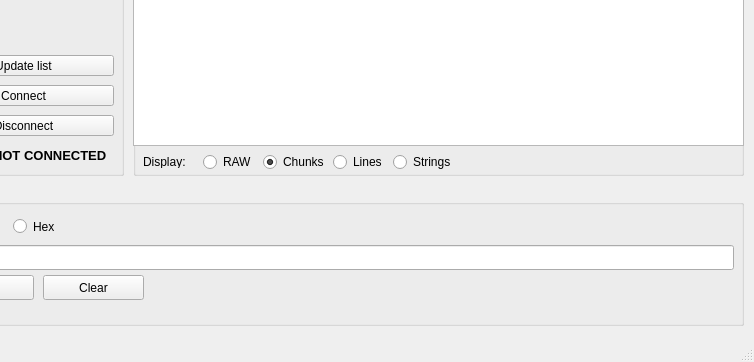
Before: the Qt Designer form mainwindow.ui in caffedrine/QtSerialPort, drawn with Qt 5; both pictures show x 87 to 841 and y 182 to 544 of the 841 by 544 pixel window.
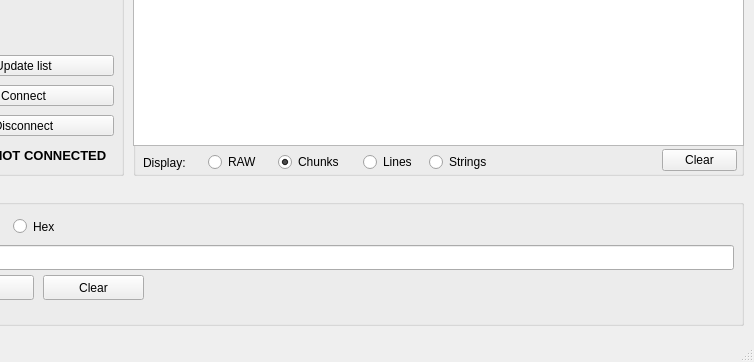
After: the same form once the commit is applied. Icons and pictures are not drawn.

Patch:
```diff
--- a/mainwindow.ui
+++ b/mainwindow.ui
@@ -169,9 +169,9 @@
     <widget class="QRadioButton" name="radioButton_displayStrings">
      <property name="geometry">
       <rect>
-       <x>260</x>
+       <x>296</x>
        <y>307</y>
-       <width>61</width>
+       <width>62</width>
        <height>20</height>
       </rect>
      </property>
@@ -182,9 +182,9 @@
     <widget class="QRadioButton" name="radioButton_displayNewlines">
      <property name="geometry">
       <rect>
-       <x>200</x>
+       <x>230</x>
        <y>307</y>
-       <width>51</width>
+       <width>60</width>
        <height>20</height>
       </rect>
      </property>
@@ -198,9 +198,9 @@
     <widget class="QRadioButton" name="radioButton_displayChunks">
      <property name="geometry">
       <rect>
-       <x>130</x>
+       <x>145</x>
        <y>307</y>
-       <width>61</width>
+       <width>81</width>
        <height>20</height>
       </rect>
      </property>
@@ -214,7 +214,7 @@
     <widget class="QRadioButton" name="radioButton_displayRAW">
      <property name="geometry">
       <rect>
-       <x>70</x>
+       <x>75</x>
        <y>307</y>
        <width>61</width>
        <height>20</height>
@@ -232,14 +232,27 @@
       <rect>
        <x>10</x>
        <y>310</y>
-       <width>47</width>
-       <height>13</height>
+       <width>61</width>
+       <height>16</height>
       </rect>
      </property>
      <property name="text">
       <string>Display:</string>
      </property>
     </widget>
+    <widget class="QPushButton" name="pushButton_ClearConsole">
+     <property name="geometry">
+      <rect>
+       <x>529</x>
+       <y>304</y>
+       <width>75</width>
+       <height>22</height>
+      </rect>
+     </property>
+     <property name="text">
+      <string>Clear</string>
+     </property>
+    </widget>
    </widget>
    <widget class="QGroupBox" name="groupBox_Data">
     <property name="geometry">
```
Left out of the diff: 7 changed lines with no effect on the pictures.
